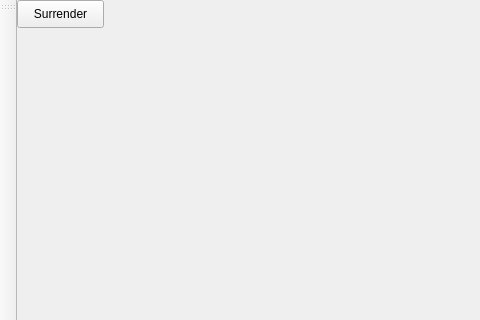
NBU-NetworkTechnologies-2016/NETB280-NetworkChess, file Network_Chess/mainboard.ui: the form before one commit; both pictures show x 0 to 480 and y 0 to 320 of the 870 by 592 pixel window.
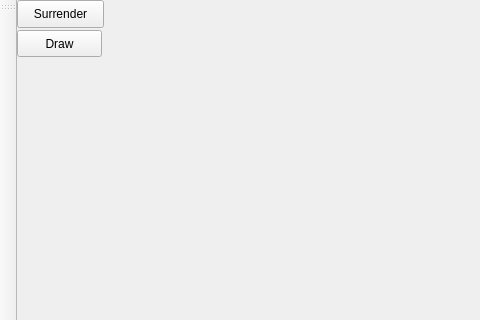
The form after the commit.

```diff
--- a/Network_Chess/mainboard.ui
+++ b/Network_Chess/mainboard.ui
@@ -27,6 +27,19 @@
      <string>Surrender</string>
     </property>
    </widget>
+   <widget class="QPushButton" name="pushButton_2">
+    <property name="geometry">
+     <rect>
+      <x>0</x>
+      <y>30</y>
+      <width>85</width>
+      <height>27</height>
+     </rect>
+    </property>
+    <property name="text">
+     <string>Draw</string>
+    </property>
+   </widget>
   </widget>
   <widget class="QMenuBar" name="menuBar">
    <property name="geometry">
```
Left out of the diff: 4 changed lines with no effect on the pictures.
